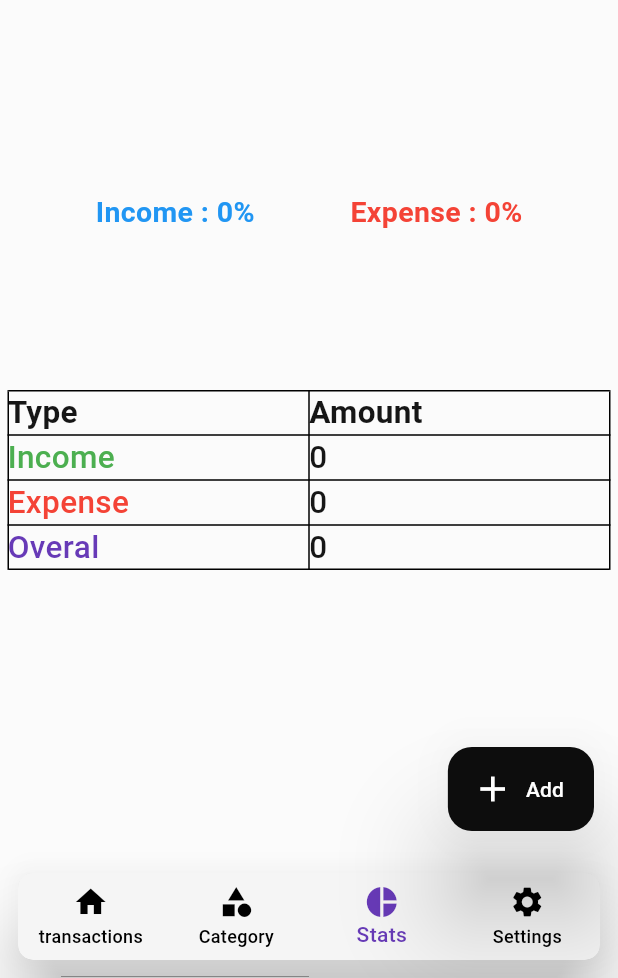
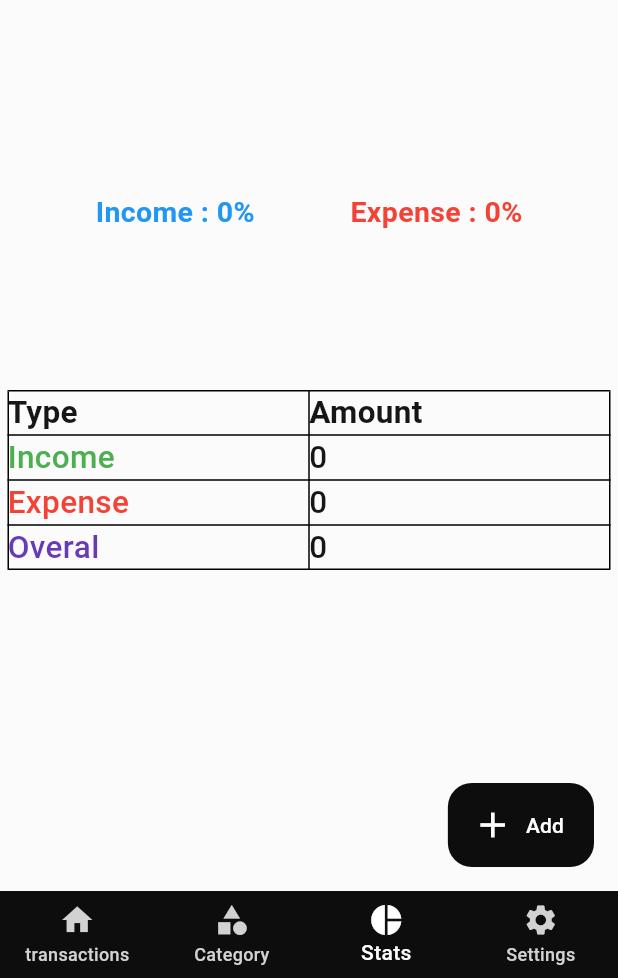
Before and after one commit to AbuShebin/Money-Manager, a Flutter app: the screen it shows after launch, item 3 of the bottom bar chosen, on a phone screen of 412 x 824 dp, the part 258-1236 px from its top. Run offline on Flutter 3.47's test engine with Material 3 defaults, Android fonts, the phone set to English and light mode, and no system bars; our stand-ins replace calendar_date_picker2, dropdown_button2, fl_chart, flutter_riverpod, flutter_slidable, hive and 2 more; missing offline and left inert: day_navigator; accounts and stored records are empty; Roboto replaces fonts that are missing (Urbanist).

```diff
--- a/lib/home/Screen_home.dart
+++ b/lib/home/Screen_home.dart
@@ -36,7 +36,7 @@ class Screenhome extends StatelessWidget {
         },
       ),
       floatingActionButton: FloatingActionButton.extended(
-        elevation: 30,
+        elevation: 0,
         onPressed: () {
           if (selectedindexnotifier.value == 0) {
             Navigator.of(context).push(
--- a/lib/home/widgets/bottom_navigation.dart
+++ b/lib/home/widgets/bottom_navigation.dart
@@ -1,5 +1,5 @@
 import 'package:flutter/material.dart';
-import 'package:money_management_app/features/settings/screens/settings_screen.dart';
+import 'package:money_management_app/core/theme/app_theme.dart';
 import 'package:money_management_app/home/Screen_home.dart';
 
 class BottomNavigation extends StatelessWidget {
@@ -10,18 +10,13 @@ class BottomNavigation extends StatelessWidget {
     return ValueListenableBuilder(
       valueListenable: Screenhome.selectedindexnotifier,
       builder: (BuildContext ctx, int updatedindex, Widget? _) {
-        return Padding(
-          padding: const EdgeInsets.all(8.0),
-          child: Card(
-            elevation: 20,
-            child: ClipRRect(
-              borderRadius: BorderRadius.all(Radius.circular(10)),
+        return ClipRRect(
           child: BottomNavigationBar(
-                backgroundColor: Colors.grey[100],
+            backgroundColor: Palette.popBlack500,
             type: BottomNavigationBarType.fixed,
             currentIndex: updatedindex,
-                selectedItemColor: Colors.deepPurple,
-                unselectedItemColor: Colors.black,
+            selectedItemColor: Palette.popWhite500,
+            unselectedItemColor: Palette.popWhite100,
             onTap: (newindex) {
               Screenhome.selectedindexnotifier.value = newindex;
             },
@@ -44,8 +39,6 @@ class BottomNavigation extends StatelessWidget {
               )
             ],
           ),
-            ),
-          ),
         );
       },
     );
--- a/lib/main.dart
+++ b/lib/main.dart
@@ -13,8 +13,6 @@ import 'home/Screen_home.dart';
 
 Future<void> main() async {
   WidgetsFlutterBinding.ensureInitialized();
-  // GoogleSheetsApi().init();
-  //await Firebase.initializeApp();
 
   await Hive.initFlutter();
   await Hive.openBox('HomeCarddb');
--- a/lib/screens/catagory/expense_catagory_list.dart
+++ b/lib/screens/catagory/expense_catagory_list.dart
@@ -1,4 +1,5 @@
 import 'package:flutter/material.dart';
+import 'package:money_management_app/core/theme/app_theme.dart';
 import 'package:money_management_app/db/category/categor_db.dart';
 import 'package:money_management_app/model/category/category_model.dart';
 
@@ -16,9 +17,8 @@ class Expensecategorylist extends StatelessWidget {
               return Padding(
                 padding: const EdgeInsets.all(5.0),
                 child: Card(
-                  elevation: 8,
                   child: ListTile(
-                    tileColor: Colors.grey.shade200,
+                    tileColor: Palette.popWhite300,
                     title: Text(category.name),
                     trailing: IconButton(
                       onPressed: () {
--- a/lib/screens/catagory/income_catogary_list.dart
+++ b/lib/screens/catagory/income_catogary_list.dart
@@ -1,4 +1,5 @@
 import 'package:flutter/material.dart';
+import 'package:money_management_app/core/theme/app_theme.dart';
 
 import '../../db/category/categor_db.dart';
 import '../../model/category/category_model.dart';
@@ -17,9 +18,8 @@ class Incomecategory extends StatelessWidget {
               return Padding(
                 padding: const EdgeInsets.all(5.0),
                 child: Card(
-                  elevation: 8,
                   child: ListTile(
-                    tileColor: Colors.grey.shade200,
+                    tileColor: Palette.popWhite300,
                     title: Text(category.name),
                     trailing: IconButton(
                       onPressed: () {
--- a/lib/screens/catagory/screen_catagory.dart
+++ b/lib/screens/catagory/screen_catagory.dart
@@ -1,4 +1,5 @@
 import 'package:flutter/material.dart';
+import 'package:money_management_app/core/theme/app_theme.dart';
 import 'package:money_management_app/db/category/categor_db.dart';
 import 'package:money_management_app/screens/catagory/expense_catagory_list.dart';
 import 'income_catogary_list.dart';
@@ -27,8 +28,8 @@ class _Screen_catagoryState extends State<Screen_catagory>
         child: Column(
           children: [
             TabBar(
-              labelColor: Colors.deepPurple,
-              unselectedLabelColor: Colors.black,
+              labelColor: Palette.popWhite500,
+              unselectedLabelColor: Palette.popWhite100,
               controller: _tabcontroller,
               tabs:const [
                 Tab(
--- a/lib/screens/transactions/Screen_transactions.dart
+++ b/lib/screens/transactions/Screen_transactions.dart
@@ -264,7 +264,7 @@ class _Screen_transactionsState extends State<Screen_transactions> {
                       child: ClipRRect(
                         borderRadius: BorderRadius.circular(20),
                         child: Card(
-                          elevation: 2,
+                          elevation: 1,
                           child: ListTile(
                             tileColor: Palette.popWhite300,
                             leading: CircleAvatar(
```
Also changed, not shown: lib/db/account/account_db.dart (+12 -0 lines), lib/screens/transactions/Add_transaction.dart (+23 -10 lines). Lines whose indentation alone changed are shown as unchanged.
